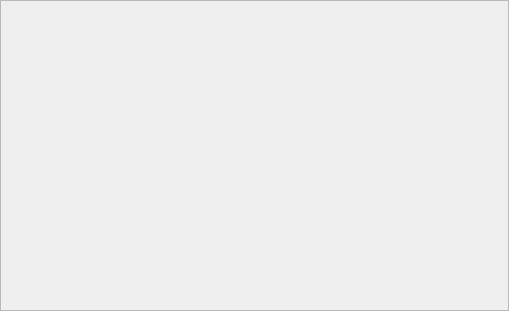
This is notebook.ui in altitude-solutions/Camino_Real_Desktop as Qt 5 draws it before an edit. The edited form follows.
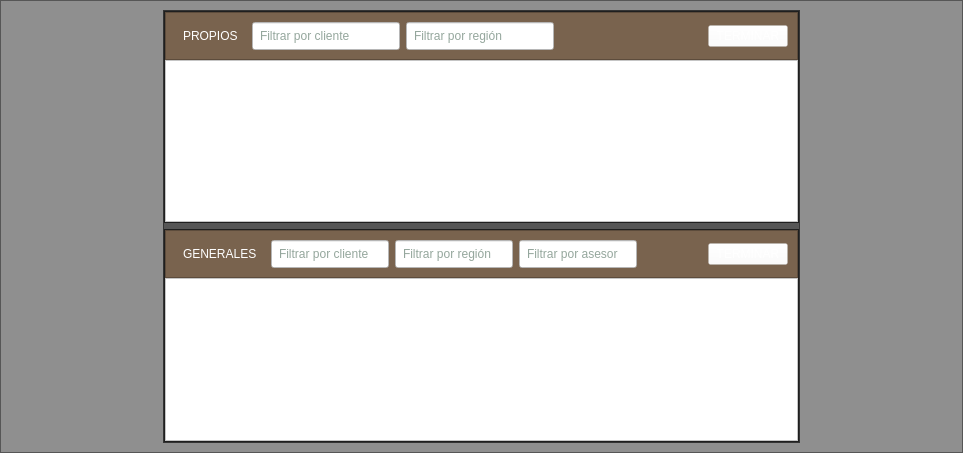
This is the edited form.

What changed in the file:
```diff
--- a/notebook.ui
+++ b/notebook.ui
@@ -6,13 +6,16 @@
    <rect>
     <x>0</x>
     <y>0</y>
-    <width>509</width>
-    <height>311</height>
+    <width>963</width>
+    <height>453</height>
    </rect>
   </property>
   <property name="windowTitle">
    <string>Form</string>
   </property>
+  <property name="styleSheet">
+   <string notr="true"/>
+  </property>
   <layout class="QVBoxLayout" name="verticalLayout">
    <property name="spacing">
     <number>0</number>
@@ -31,12 +34,534 @@
    </property>
    <item>
     <widget class="QFrame" name="frame_2">
+     <property name="styleSheet">
+      <string notr="true">background-color:rgba(0,0,0,40%);</string>
+     </property>
      <property name="frameShape">
       <enum>QFrame::StyledPanel</enum>
      </property>
      <property name="frameShadow">
       <enum>QFrame::Raised</enum>
      </property>
+     <layout class="QVBoxLayout" name="verticalLayout_7">
+      <item>
+       <spacer name="verticalSpacer_2">
+        <property name="orientation">
+         <enum>Qt::Vertical</enum>
+        </property>
+        <property name="sizeHint" stdset="0">
+         <size>
+          <width>20</width>
+          <height>15</height>
+         </size>
+        </property>
+       </spacer>
+      </item>
+      <item>
+       <layout class="QHBoxLayout" name="horizontalLayout_2">
+        <item>
+         <spacer name="horizontalSpacer_2">
+          <property name="orientation">
+           <enum>Qt::Horizontal</enum>
+          </property>
+          <property name="sizeHint" stdset="0">
+           <size>
+            <width>40</width>
+            <height>20</height>
+           </size>
+          </property>
+         </spacer>
+        </item>
+        <item>
+         <widget class="QFrame" name="frame_4">
+          <property name="frameShape">
+           <enum>QFrame::StyledPanel</enum>
+          </property>
+          <property name="frameShadow">
+           <enum>QFrame::Raised</enum>
+          </property>
+          <layout class="QVBoxLayout" name="verticalLayout_3">
+           <property name="leftMargin">
+            <number>0</number>
+           </property>
+           <property name="topMargin">
+            <number>0</number>
+           </property>
+           <property name="rightMargin">
+            <number>0</number>
+           </property>
+           <property name="bottomMargin">
+            <number>0</number>
+           </property>
+           <item>
+            <widget class="QFrame" name="frame_3">
+             <property name="frameShape">
+              <enum>QFrame::StyledPanel</enum>
+             </property>
+             <property name="frameShadow">
+              <enum>QFrame::Raised</enum>
+             </property>
+             <layout class="QVBoxLayout" name="verticalLayout_2">
+              <property name="spacing">
+               <number>0</number>
+              </property>
+              <property name="leftMargin">
+               <number>0</number>
+              </property>
+              <property name="topMargin">
+               <number>0</number>
+              </property>
+              <property name="rightMargin">
+               <number>0</number>
+              </property>
+              <property name="bottomMargin">
+               <number>0</number>
+              </property>
+              <item>
+               <widget class="QFrame" name="frame_5">
+                <property name="styleSheet">
+                 <string notr="true">background-color:#79634E;</string>
+                </property>
+                <property name="frameShape">
+                 <enum>QFrame::StyledPanel</enum>
+                </property>
+                <property name="frameShadow">
+                 <enum>QFrame::Raised</enum>
+                </property>
+                <layout class="QHBoxLayout" name="horizontalLayout">
+                 <item>
+                  <widget class="QLabel" name="label_9">
+                   <property name="styleSheet">
+                    <string notr="true">font: 12pt &quot;MS Shell Dlg 2&quot;;
+color: white;
+padding:5px;</string>
+                   </property>
+                   <property name="text">
+                    <string>PROPIOS</string>
+                   </property>
+                  </widget>
+                 </item>
+                 <item>
+                  <widget class="QLineEdit" name="cliente">
+                   <property name="styleSheet">
+                    <string notr="true">font: 12pt &quot;MS Shell Dlg 2&quot;;
+background-color:white;
+min-height:1.8em;
+max-height:1.8em;
+padding:5px;
+min-width:10em;
+max-width:10em;
+color: #294D39;</string>
+                   </property>
+                   <property name="placeholderText">
+                    <string>Filtrar por cliente</string>
+                   </property>
+                  </widget>
+                 </item>
+                 <item>
+                  <widget class="QLineEdit" name="regional">
+                   <property name="styleSheet">
+                    <string notr="true">font: 12pt &quot;MS Shell Dlg 2&quot;;
+background-color:white;
+min-height:1.8em;
+max-height:1.8em;
+padding:5px;
+min-width:10em;
+max-width:10em;
+color: #294D39;</string>
+                   </property>
+                   <property name="placeholderText">
+                    <string>Filtrar por región</string>
+                   </property>
+                  </widget>
+                 </item>
+                 <item>
+                  <spacer name="horizontalSpacer">
+                   <property name="orientation">
+                    <enum>Qt::Horizontal</enum>
+                   </property>
+                   <property name="sizeHint" stdset="0">
+                    <size>
+                     <width>65</width>
+                     <height>8</height>
+                    </size>
+                   </property>
+                  </spacer>
+                 </item>
+                 <item>
+                  <widget class="QPushButton" name="delete_butt">
+                   <property name="styleSheet">
+                    <string notr="true">font: 12pt &quot;MS Shell Dlg 2&quot;;
+color:white;
+background-color:rgba(255,255,255,30%);
+min-width:8.5em;
+max-width:8.5em;
+min-height:2.5em;
+max-height:2.5em;</string>
+                   </property>
+                   <property name="text">
+                    <string>TERMINAR</string>
+                   </property>
+                  </widget>
+                 </item>
+                </layout>
+               </widget>
+              </item>
+              <item>
+               <widget class="QFrame" name="frame">
+                <property name="styleSheet">
+                 <string notr="true">background-color:white;</string>
+                </property>
+                <property name="frameShape">
+                 <enum>QFrame::StyledPanel</enum>
+                </property>
+                <property name="frameShadow">
+                 <enum>QFrame::Raised</enum>
+                </property>
+                <layout class="QVBoxLayout" name="verticalLayout_4">
+                 <property name="spacing">
+                  <number>0</number>
+                 </property>
+                 <property name="leftMargin">
+                  <number>0</number>
+                 </property>
+                 <property name="topMargin">
+                  <number>0</number>
+                 </property>
+                 <property name="rightMargin">
+                  <number>0</number>
+                 </property>
+                 <property name="bottomMargin">
+                  <number>0</number>
+                 </property>
+                 <item>
+                  <widget class="QTableWidget" name="your_table">
+                   <property name="styleSheet">
+                    <string notr="true">QTableWidget{
+border-top: 2.5px solid white;
+border-bottom: 2.5px solid white;
+border-right: 2.5px solid white;
+border-left: 2.5px solid white;
+font: 12pt &quot;MS Shell Dlg 2&quot;;
+color: #294D39;
+}
+
+QHeaderView::section {
+    background-color: #F2F2F2;
+	border: 1px solid white;
+	font: 12pt &quot;MS Shell Dlg 2&quot;;
+	color: #294D39;
+	border-style:outset;
+	padding:0;
+    height: 2em;
+}</string>
+                   </property>
+                   <property name="frameShape">
+                    <enum>QFrame::StyledPanel</enum>
+                   </property>
+                   <property name="horizontalScrollBarPolicy">
+                    <enum>Qt::ScrollBarAlwaysOff</enum>
+                   </property>
+                   <property name="autoScroll">
+                    <bool>true</bool>
+                   </property>
+                   <property name="editTriggers">
+                    <set>QAbstractItemView::NoEditTriggers</set>
+                   </property>
+                   <property name="tabKeyNavigation">
+                    <bool>false</bool>
+                   </property>
+                   <property name="showDropIndicator" stdset="0">
+                    <bool>false</bool>
+                   </property>
+                   <property name="alternatingRowColors">
+                    <bool>false</bool>
+                   </property>
+                   <property name="selectionBehavior">
+                    <enum>QAbstractItemView::SelectItems</enum>
+                   </property>
+                   <property name="showGrid">
+                    <bool>true</bool>
+                   </property>
+                   <property name="rowCount">
+                    <number>0</number>
+                   </property>
+                   <property name="columnCount">
+                    <number>0</number>
+                   </property>
+                   <attribute name="horizontalHeaderVisible">
+                    <bool>false</bool>
+                   </attribute>
+                   <attribute name="verticalHeaderVisible">
+                    <bool>false</bool>
+                   </attribute>
+                  </widget>
+                 </item>
+                </layout>
+               </widget>
+              </item>
+             </layout>
+            </widget>
+           </item>
+           <item>
+            <widget class="QFrame" name="frame_6">
+             <property name="frameShape">
+              <enum>QFrame::StyledPanel</enum>
+             </property>
+             <property name="frameShadow">
+              <enum>QFrame::Raised</enum>
+             </property>
+             <layout class="QVBoxLayout" name="verticalLayout_5">
+              <property name="spacing">
+               <number>0</number>
+              </property>
+              <property name="leftMargin">
+               <number>0</number>
+              </property>
+              <property name="topMargin">
+               <number>0</number>
+              </property>
+              <property name="rightMargin">
+               <number>0</number>
+              </property>
+              <property name="bottomMargin">
+               <number>0</number>
+              </property>
+              <item>
+               <widget class="QFrame" name="frame_7">
+                <property name="styleSheet">
+                 <string notr="true">background-color:#79634E;</string>
+                </property>
+                <property name="frameShape">
+                 <enum>QFrame::StyledPanel</enum>
+                </property>
+                <property name="frameShadow">
+                 <enum>QFrame::Raised</enum>
+                </property>
+                <layout class="QHBoxLayout" name="horizontalLayout_3">
+                 <item>
+                  <widget class="QLabel" name="label_10">
+                   <property name="styleSheet">
+                    <string notr="true">font: 12pt &quot;MS Shell Dlg 2&quot;;
+color: white;
+padding:5px;</string>
+                   </property>
+                   <property name="text">
+                    <string>GENERALES</string>
+                   </property>
+                  </widget>
+                 </item>
+                 <item>
+                  <widget class="QLineEdit" name="cliente_2">
+                   <property name="styleSheet">
+                    <string notr="true">font: 12pt &quot;MS Shell Dlg 2&quot;;
+background-color:white;
+min-height:1.8em;
+max-height:1.8em;
+padding:5px;
+min-width:10em;
+max-width:10em;
+color: #294D39;</string>
+                   </property>
+                   <property name="placeholderText">
+                    <string>Filtrar por cliente</string>
+                   </property>
+                  </widget>
+                 </item>
+                 <item>
+                  <widget class="QLineEdit" name="regional_2">
+                   <property name="styleSheet">
+                    <string notr="true">font: 12pt &quot;MS Shell Dlg 2&quot;;
+background-color:white;
+min-height:1.8em;
+max-height:1.8em;
+padding:5px;
+min-width:10em;
+max-width:10em;
+color: #294D39;</string>
+                   </property>
+                   <property name="placeholderText">
+                    <string>Filtrar por región</string>
+                   </property>
+                  </widget>
+                 </item>
+                 <item>
+                  <widget class="QLineEdit" name="asesor_2">
+                   <property name="styleSheet">
+                    <string notr="true">font: 12pt &quot;MS Shell Dlg 2&quot;;
+background-color:white;
+min-height:1.8em;
+max-height:1.8em;
+padding:5px;
+min-width:10em;
+max-width:10em;
+color: #294D39;</string>
+                   </property>
+                   <property name="placeholderText">
+                    <string>Filtrar por asesor</string>
+                   </property>
+                  </widget>
+                 </item>
+                 <item>
+                  <spacer name="horizontalSpacer_3">
+                   <property name="orientation">
+                    <enum>Qt::Horizontal</enum>
+                   </property>
+                   <property name="sizeHint" stdset="0">
+                    <size>
+                     <width>65</width>
+                     <height>8</height>
+                    </size>
+                   </property>
+                  </spacer>
+                 </item>
+                 <item>
+                  <widget class="QPushButton" name="delete_butt_2">
+                   <property name="styleSheet">
+                    <string notr="true">font: 12pt &quot;MS Shell Dlg 2&quot;;
+color:white;
+background-color:rgba(255,255,255,30%);
+min-width:8.5em;
+max-width:8.5em;
+min-height:2.5em;
+max-height:2.5em;</string>
+                   </property>
+                   <property name="text">
+                    <string>TERMINAR</string>
+                   </property>
+                  </widget>
+                 </item>
+                </layout>
+               </widget>
+              </item>
+              <item>
+               <widget class="QFrame" name="frame_8">
+                <property name="styleSheet">
+                 <string notr="true">background-color:white;</string>
+                </property>
+                <property name="frameShape">
+                 <enum>QFrame::StyledPanel</enum>
+                </property>
+                <property name="frameShadow">
+                 <enum>QFrame::Raised</enum>
+                </property>
+                <layout class="QVBoxLayout" name="verticalLayout_6">
+                 <property name="spacing">
+                  <number>0</number>
+                 </property>
+                 <property name="leftMargin">
+                  <number>0</number>
+                 </property>
+                 <property name="topMargin">
+                  <number>0</number>
+                 </property>
+                 <property name="rightMargin">
+                  <number>0</number>
+                 </property>
+                 <property name="bottomMargin">
+                  <number>0</number>
+                 </property>
+                 <item>
+                  <widget class="QTableWidget" name="general_table">
+                   <property name="styleSheet">
+                    <string notr="true">QTableWidget{
+border-top: 2.5px solid white;
+border-bottom: 2.5px solid white;
+border-right: 2.5px solid white;
+border-left: 2.5px solid white;
+font: 12pt &quot;MS Shell Dlg 2&quot;;
+color: #294D39;
+}
+
+QHeaderView::section {
+    background-color: #F2F2F2;
+	border: 1px solid white;
+	font: 12pt &quot;MS Shell Dlg 2&quot;;
+	color: #294D39;
+	border-style:outset;
+	padding:0;
+    height: 2em;
+}</string>
+                   </property>
+                   <property name="frameShape">
+                    <enum>QFrame::StyledPanel</enum>
+                   </property>
+                   <property name="horizontalScrollBarPolicy">
+                    <enum>Qt::ScrollBarAlwaysOff</enum>
+                   </property>
+                   <property name="autoScroll">
+                    <bool>true</bool>
+                   </property>
+                   <property name="editTriggers">
+                    <set>QAbstractItemView::NoEditTriggers</set>
+                   </property>
+                   <property name="tabKeyNavigation">
+                    <bool>false</bool>
+                   </property>
+                   <property name="showDropIndicator" stdset="0">
+                    <bool>false</bool>
+                   </property>
+                   <property name="alternatingRowColors">
+                    <bool>false</bool>
+                   </property>
+                   <property name="selectionBehavior">
+                    <enum>QAbstractItemView::SelectItems</enum>
+                   </property>
+                   <property name="showGrid">
+                    <bool>true</bool>
+                   </property>
+                   <property name="rowCount">
+                    <number>0</number>
+                   </property>
+                   <property name="columnCount">
+                    <number>0</number>
+                   </property>
+                   <attribute name="horizontalHeaderVisible">
+                    <bool>false</bool>
+                   </attribute>
+                   <attribute name="verticalHeaderVisible">
+                    <bool>false</bool>
+                   </attribute>
+                  </widget>
+                 </item>
+                </layout>
+               </widget>
+              </item>
+             </layout>
+            </widget>
+           </item>
+          </layout>
+         </widget>
+        </item>
+        <item>
+         <spacer name="horizontalSpacer_4">
+          <property name="orientation">
+           <enum>Qt::Horizontal</enum>
+          </property>
+          <property name="sizeHint" stdset="0">
+           <size>
+            <width>40</width>
+            <height>20</height>
+           </size>
+          </property>
+         </spacer>
+        </item>
+       </layout>
+      </item>
+      <item>
+       <spacer name="verticalSpacer">
+        <property name="orientation">
+         <enum>Qt::Vertical</enum>
+        </property>
+        <property name="sizeHint" stdset="0">
+         <size>
+          <width>20</width>
+          <height>15</height>
+         </size>
+        </property>
+       </spacer>
+      </item>
+     </layout>
     </widget>
    </item>
   </layout>
```
